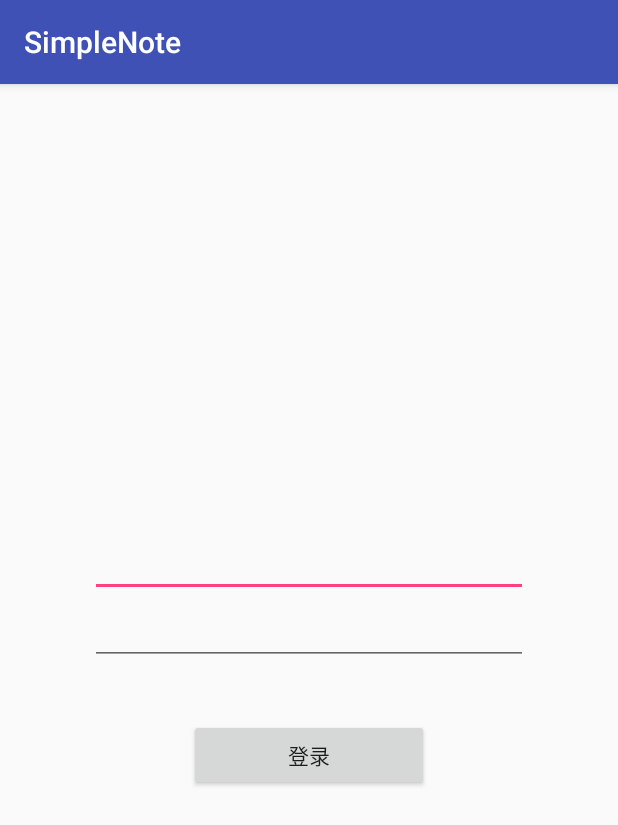
After one commit to hehonghui/SimpleNote, an Android app: the LoginActivity screen opened directly, with no data from a screen before it, on a phone screen of 412 x 824 dp. The commit adds this screen. Shown: the top 825 px of the screen. Run offline under Robolectric (Android 15) with nearby library versions, the phone set to English and light mode, and no system bars.

Commit message:
添加登录模块

```diff
--- a/app/src/main/AndroidManifest.xml
+++ b/app/src/main/AndroidManifest.xml
@@ -9,7 +9,7 @@
         android:roundIcon="@mipmap/ic_launcher_round"
         android:supportsRtl="true"
         android:theme="@style/AppTheme">
-        <activity android:name=".MainActivity">
+        <activity android:name=".ui.MainActivity">
             <intent-filter>
                 <action android:name="android.intent.action.MAIN"/>
 
@@ -17,7 +17,8 @@
             </intent-filter>
         </activity>
 
-        <activity android:name=".NoteEditActivity" android:screenOrientation="portrait"/>
+        <activity android:name=".ui.edit.NoteEditActivity" android:screenOrientation="portrait"/>
+        <activity android:name=".ui.login.LoginActivity" android:screenOrientation="portrait"/>
     </application>
 
 </manifest>
--- a/app/src/main/java/com/demo/simplenote/NoteEditActivity.java
+++ b/app/src/main/java/com/demo/simplenote/ui/edit/NoteEditActivity.java
@@ -1,4 +1,4 @@
-package com.demo.simplenote;
+package com.demo.simplenote.ui.edit;
 
 import android.os.Bundle;
 import android.support.annotation.Nullable;
@@ -7,6 +7,7 @@ import android.view.View;
 import android.widget.EditText;
 import android.widget.Toast;
 
+import com.demo.simplenote.R;
 import com.demo.simplenote.api.NoteSyncAPi;
 import com.demo.simplenote.domain.Note;
 import com.demo.simplenote.network.NetworkWatchDog;
--- a/app/src/main/java/com/demo/simplenote/NoteEditPresenter.java
+++ b/app/src/main/java/com/demo/simplenote/ui/edit/NoteEditPresenter.java
@@ -1,4 +1,4 @@
-package com.demo.simplenote;
+package com.demo.simplenote.ui.edit;
 
 import com.demo.simplenote.api.NoteSyncAPi;
 import com.demo.simplenote.domain.Note;
--- a/app/src/main/java/com/demo/simplenote/NoteEditView.java
+++ b/app/src/main/java/com/demo/simplenote/ui/edit/NoteEditView.java
@@ -1,4 +1,4 @@
-package com.demo.simplenote;
+package com.demo.simplenote.ui.edit;
 
 /**
  * Created by mrsimple on 17/10/17.
--- /dev/null
+++ b/app/src/main/java/com/demo/simplenote/ui/login/LoginActivity.java
@@ -0,0 +1,38 @@
+package com.demo.simplenote.ui.login;
+
+import android.os.Bundle;
+import android.support.annotation.Nullable;
+import android.support.v7.app.AppCompatActivity;
+import android.view.View;
+import android.widget.EditText;
+import android.widget.Toast;
+
+import com.demo.simplenote.R;
+import com.demo.simplenote.auth.AccountChecker;
+
+/**
+ * Created by mrsimple on 18/10/17.
+ */
+public class LoginActivity extends AppCompatActivity  {
+
+    EditText mAccountEdit;
+    EditText mPwdEdit;
+
+    @Override
+    protected void onCreate(@Nullable Bundle savedInstanceState) {
+        super.onCreate(savedInstanceState);
+        setContentView(R.layout.activity_login);
+        findViewById(R.id.login_btn).setOnClickListener(new View.OnClickListener() {
+            @Override
+            public void onClick(View v) {
+                boolean isValid = AccountChecker.isValidAccount(mAccountEdit.getText().toString()) ;
+                Toast.makeText(LoginActivity.this, isValid ? "有效账户名" : "无效账户名", Toast.LENGTH_LONG).show();
+                if ( isValid ) {
+                    finish();
+                }
+            }
+        });
+        mAccountEdit = (EditText) findViewById(R.id.account_edit) ;
+        mPwdEdit = (EditText) findViewById(R.id.pwd_edit) ;
+    }
+}
--- /dev/null
+++ b/app/src/main/res/layout/activity_login.xml
@@ -0,0 +1,18 @@
+<?xml version="1.0" encoding="utf-8"?>
+<LinearLayout xmlns:android="http://schemas.android.com/apk/res/android"
+              android:layout_width="match_parent"
+              android:gravity="center"
+              android:layout_height="match_parent"
+              android:padding="60dp"
+              android:orientation="vertical">
+
+    <EditText android:id="@+id/account_edit" style="@style/Widget.AppCompat.EditText"
+              android:layout_width="match_parent" android:layout_height="wrap_content"
+              android:minHeight="40dp"/>
+    <EditText android:id="@+id/pwd_edit" style="@style/Widget.AppCompat.EditText"
+              android:layout_width="match_parent" android:layout_height="wrap_content"
+              android:gravity="top|left" android:minHeight="40dp"/>
+    <Button android:id="@+id/login_btn" android:layout_width="160dp" android:layout_height="48dp"
+            android:layout_marginTop="36dp"
+            android:layout_gravity="center_horizontal" android:text="登录"/>
+</LinearLayout>
```
Also changed, not shown: app/src/main/java/com/demo/simplenote/auth/AccountChecker.java (added, +37 -0 lines), app/src/main/java/com/demo/simplenote/ui/MainActivity.java (renamed from app/src/main/java/com/demo/simplenote/MainActivity.java, +6 -1 lines), 2 other files.
